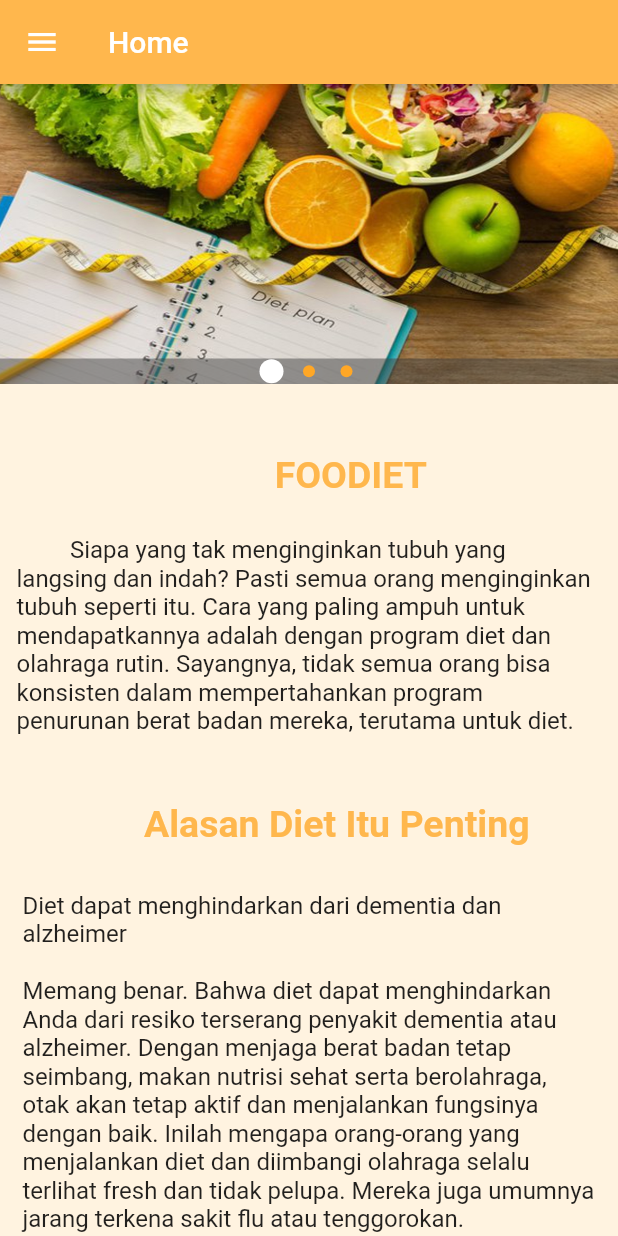
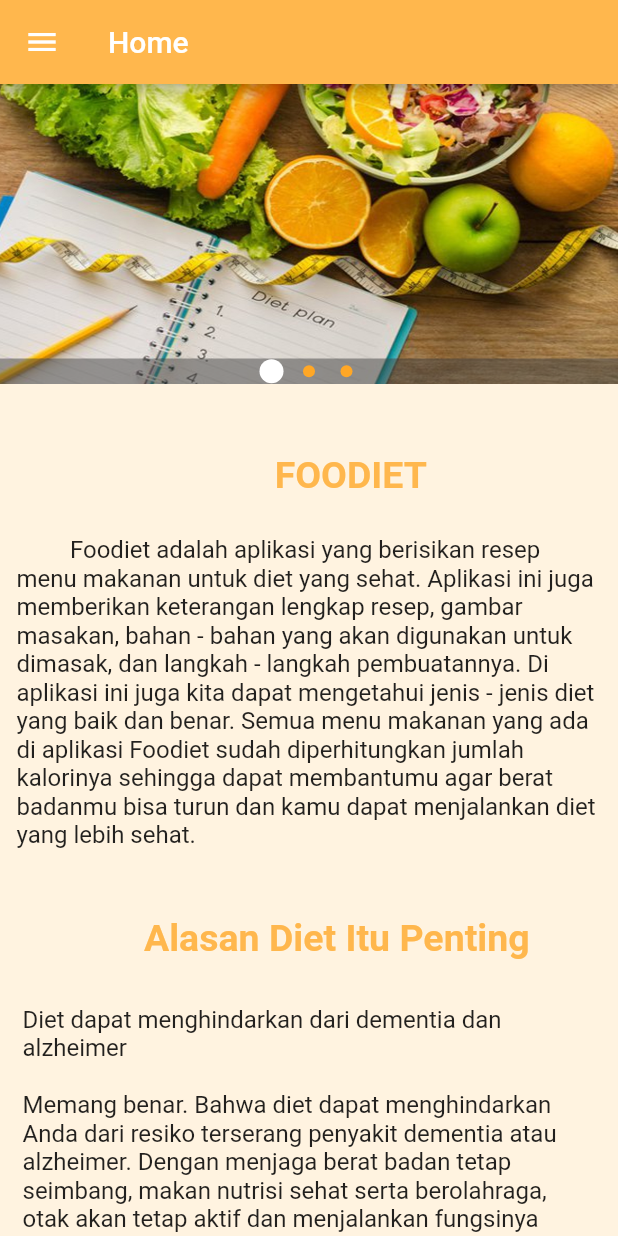
Before and after one commit to isabellaardani/foodietfailed, a Flutter app: the screen it shows after launch, on a phone screen of 412 x 824 dp. Run offline on Flutter 3.47's test engine with Material 2 defaults, Android fonts, the phone set to English and light mode, and no system bars; drawn by our look-alikes of carousel_pro.

Commit message:
Update home.dart

```diff
--- a/lib/screens/home.dart
+++ b/lib/screens/home.dart
@@ -97,7 +97,7 @@ class HomeScreenState extends State<HomeScreen> {
           new Container(
                     margin: EdgeInsets.all(5.0),
                     padding: EdgeInsets.all(6.0),
-                    child: new Text('''         Siapa yang tak menginginkan tubuh yang langsing dan indah? Pasti semua orang menginginkan tubuh seperti itu. Cara yang paling ampuh untuk mendapatkannya adalah dengan program diet dan olahraga rutin. Sayangnya, tidak semua orang bisa konsisten dalam mempertahankan program penurunan berat badan mereka, terutama untuk diet.
+                    child: new Text('''         Foodiet adalah aplikasi yang berisikan resep menu makanan untuk diet yang sehat. Aplikasi ini juga memberikan keterangan lengkap resep, gambar masakan, bahan - bahan yang akan digunakan untuk dimasak, dan langkah - langkah pembuatannya. Di aplikasi ini juga kita dapat mengetahui jenis - jenis diet yang baik dan benar. Semua menu makanan yang ada di aplikasi Foodiet sudah diperhitungkan jumlah kalorinya sehingga dapat membantumu agar berat badanmu bisa turun dan kamu dapat menjalankan diet yang lebih sehat.
 ''',
                         style: new TextStyle(
                           color: Colors.black87,
```
